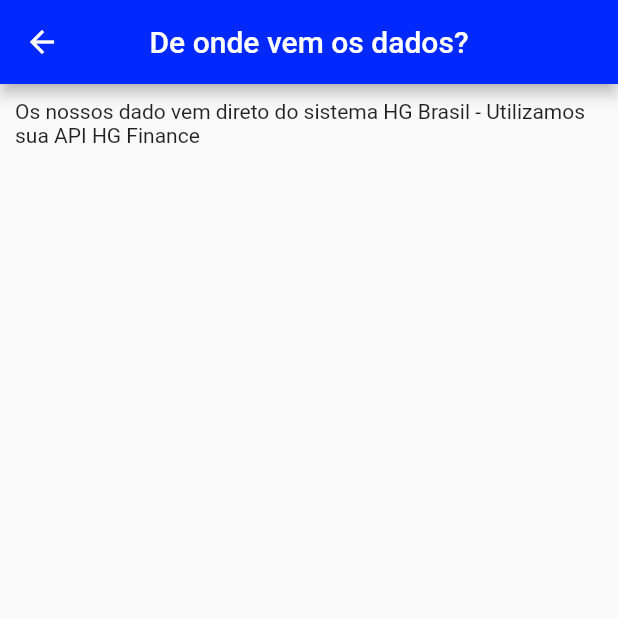
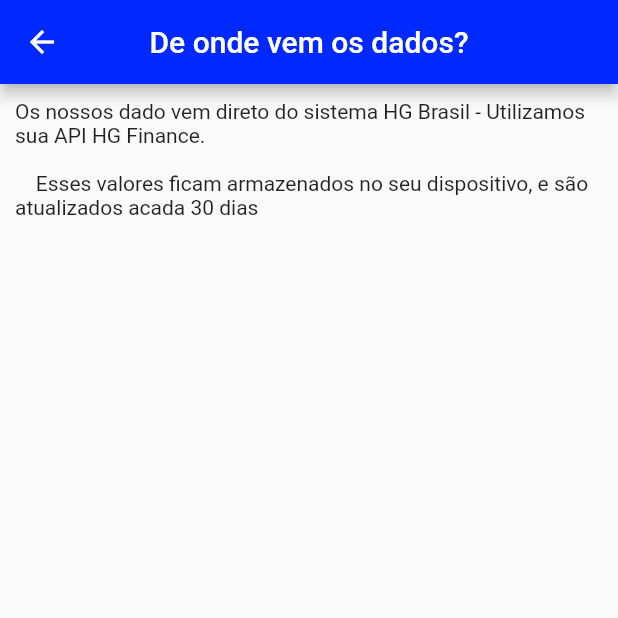
Before and after one commit to Althierfson/aVistaOuPrazo, a Flutter app: the OndeVemOsDados screen opened directly, on a phone screen of 412 x 824 dp, the top half of it. Run offline on Flutter 3.47's test engine with Material 2 defaults, Android fonts, the phone set to English and light mode, and no system bars; our stand-ins replace bloc, dartz, decimal, equatable, flutter_bloc, get_it and 2 more; missing offline and left inert: data_connection_checker_tv; accounts and stored records are empty.

Commit message:
feat: Pequenas mudanaças

```diff
--- a/lib/features/vistaOuPrazo/data/datasources/vista_ou_prazo_local_data_source_impl.dart
+++ b/lib/features/vistaOuPrazo/data/datasources/vista_ou_prazo_local_data_source_impl.dart
@@ -33,6 +33,8 @@ class VistaOuPrazoLocalDataSourceImpl extends VistaOuPrazoLocalDataSource {
 
   @override
   Future<bool> cacheTaxas(TaxasModel taxasModel) async {
+    await sharedPreferences.setString(
+        dataKey, DateTime.now().toIso8601String());
     return await sharedPreferences.setString(
         taxasKey, jsonEncode(taxasModel.toJson()));
   }
--- a/lib/features/vistaOuPrazo/presentation/pages/onde_vem_os_dados.dart
+++ b/lib/features/vistaOuPrazo/presentation/pages/onde_vem_os_dados.dart
@@ -24,4 +24,6 @@ class _OndeVemOsDadosState extends State<OndeVemOsDados> {
 }
 
 String texto =
-    "Os nossos dado vem direto do sistema HG Brasil - Utilizamos sua API HG Finance";
+    """Os nossos dado vem direto do sistema HG Brasil - Utilizamos sua API HG Finance.
+
+    Esses valores ficam armazenados no seu dispositivo, e são atualizados acada 30 dias""";
```
Also changed, not shown: lib/features/vistaOuPrazo/data/repositories/vista_ou_prazo_repository_impl.dart (+7 -5 lines), lib/features/vistaOuPrazo/presentation/pages/detalhes_page.dart (+5 -2 lines).
